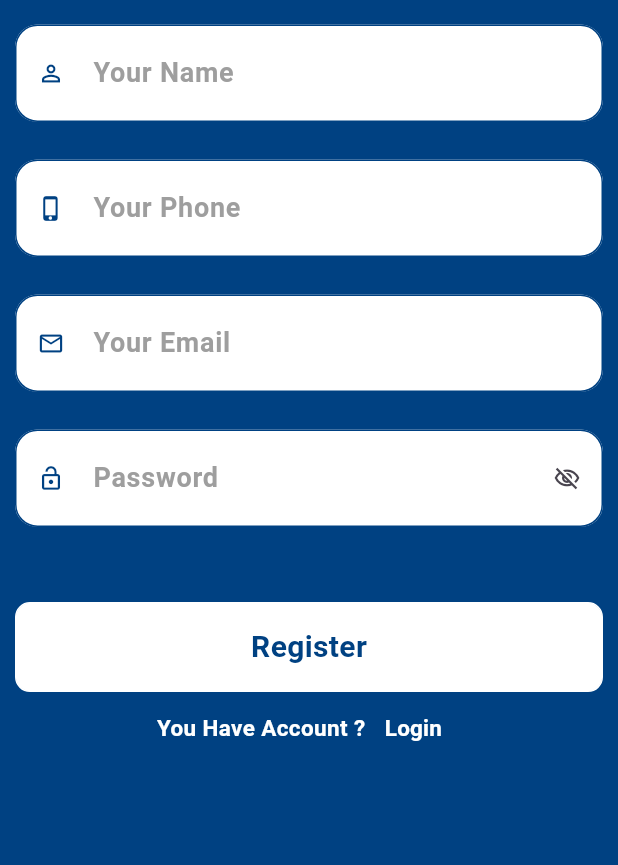
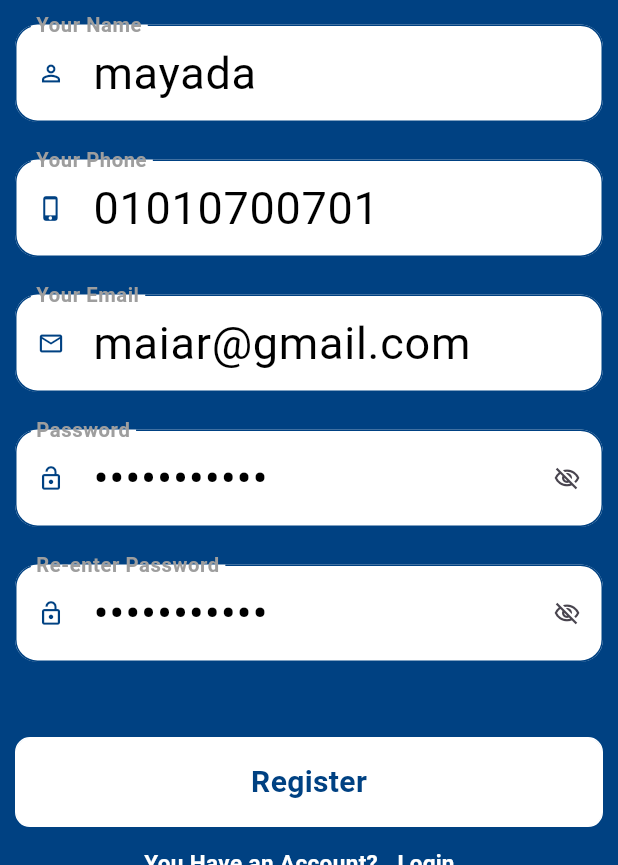
Before and after one commit to MayadaMansour/E-Commerce-App, a Flutter app: the screen it shows after launch, after a tap on "Register Now", on a phone screen of 412 x 824 dp, the part 371-1236 px from its top. Run offline on Flutter 3.47's test engine with Material 3 defaults, Android fonts, the phone set to English and light mode, and no system bars; our stand-ins replace bloc, connectivity_plus, dartz, dio, flutter_bloc, flutter_screenutil and 2 more; generated files the repository leaves out were written again; network calls fail; Roboto replaces fonts that are missing (ElMessiri, Flat).

```diff
--- a/lib/constants.dart
+++ b/lib/core/constants.dart
@@ -1,7 +1,7 @@
 class Constants {
   static const baseURL = "https://ecommerce.routemisr.com";
   static const signIn = "/api/v1/auth/signin";
-  static const signUp = "/api/v1/auth/signup";
+  static const register = "/api/v1/auth/signup";
 
 
 }
--- /dev/null
+++ b/lib/data/data_source/remote_data_source/auth_remote_data_source.dart
@@ -0,0 +1,9 @@
+import 'package:dartz/dartz.dart';
+
+import '../../../domain/entities/RegisterResponseEntity.dart';
+import '../../model/failures.dart';
+
+abstract class AuthRemoteDataSource{
+  Future<Either<Failure, RegisterResponseEntity>> register(String name,
+      String email, String phone, String password, String rePassword);
+}
--- /dev/null
+++ b/lib/data/model/failures.dart
@@ -0,0 +1,11 @@
+class Failure{
+  String errorMsg;
+  Failure({required this.errorMsg});
+}
+
+class ServerFailure extends Failure{
+  ServerFailure({required super.errorMsg});
+}
+class NetWorkFailure extends Failure{
+  NetWorkFailure({required super.errorMsg});
+}
--- /dev/null
+++ b/lib/domain/entities/RegisterResponseEntity.dart
@@ -0,0 +1,18 @@
+class RegisterResponseEntity {
+  RegisterResponseEntity({this.message, this.user, this.token, this.statusMsg});
+
+  String? message;
+  UserEntity? user;
+  String? statusMsg;
+  String? token;
+}
+
+class UserEntity {
+  UserEntity({
+    this.name,
+    this.email,
+  });
+
+  String? name;
+  String? email;
+}
--- /dev/null
+++ b/lib/domain/repository/register_repo.dart
@@ -0,0 +1,8 @@
+import 'package:dartz/dartz.dart';
+import 'package:e_commarce/data/model/failures.dart';
+import 'package:e_commarce/domain/entities/RegisterResponseEntity.dart';
+
+abstract class AuthRepository {
+  Future<Either<Failure, RegisterResponseEntity>> register(String name,
+      String email, String phone, String password, String rePassword);
+}
--- /dev/null
+++ b/lib/domain/use_case/register_use_case.dart
@@ -0,0 +1,17 @@
+import 'package:dartz/dartz.dart';
+import 'package:e_commarce/domain/repository/register_repo.dart';
+import 'package:injectable/injectable.dart';
+
+import '../../data/model/failures.dart';
+import '../entities/RegisterResponseEntity.dart';
+@injectable
+class RegisterUseCase{
+  AuthRepository authRepository;
+  RegisterUseCase({required this.authRepository});
+
+  Future<Either<Failure, RegisterResponseEntity>> invoke(String name,
+      String email, String phone, String password, String rePassword){
+  return  authRepository.register(name, email, phone, password, rePassword);
+
+  }
+}
--- a/lib/features/board/board_screen.dart
+++ b/lib/features/board/board_screen.dart
@@ -1,7 +1,7 @@
 import 'dart:async';
 import 'package:flutter/material.dart';
 
-import '../register_login/login_screen.dart';
+import '../register_login/login/login_screen.dart';
 
 class SplashScreen extends StatefulWidget {
   const SplashScreen({super.key});
--- a/lib/features/register_login/login_screen.dart
+++ b/lib/features/register_login/login/login_screen.dart
@@ -1,7 +1,7 @@
-import 'package:e_commarce/features/register_login/register_screen.dart';
+import 'package:e_commarce/features/register_login/register/register_screen.dart';
 import 'package:flutter/material.dart';
-import '../../core/color_resource/color_resources.dart';
-import '../../core/text_form/coustom_text_form.dart';
+import '../../../core/color_resource/color_resources.dart';
+import '../../../core/text_form/coustom_text_form.dart';
 
 
 class LoginScreen extends StatefulWidget {
--- /dev/null
+++ b/lib/features/register_login/register/cubit/register_cubit.dart
@@ -0,0 +1,37 @@
+import 'package:bloc/bloc.dart';
+import 'package:e_commarce/domain/use_case/register_use_case.dart';
+import 'package:e_commarce/features/register_login/register/cubit/register_state.dart';
+import 'package:flutter/cupertino.dart';
+import 'package:injectable/injectable.dart';
+
+import '../../../../data/model/failures.dart';
+
+@injectable
+class RegisterViewModel extends Cubit<RegisterStates> {
+  RegisterUseCase registerUseCase;
+
+  RegisterViewModel({required this.registerUseCase})
+      : super(InitialRegisterState());
+
+  var nameController = TextEditingController(text: "mayada");
+  var emailController = TextEditingController(text: "maiar@gmail.com");
+  var phoneController = TextEditingController(text: "01010700701");
+  var passwordController = TextEditingController(text: "mayada@1234");
+  var rePasswordController = TextEditingController(text: "mayada@1234");
+
+  void register() async {
+    emit(LoadingRegisterState());
+    var either = await registerUseCase.invoke(
+        nameController.text,
+        emailController.text,
+        phoneController.text,
+        passwordController.text,
+        rePasswordController.text);
+
+    either.fold((error) {
+      emit(ErrorRegisterState(failure: error));
+    }, (response) {
+      emit(SucessRegisterState(registerResponseEntity: response));
+    });
+  }
+}
--- /dev/null
+++ b/lib/features/register_login/register/cubit/register_state.dart
@@ -0,0 +1,20 @@
+import 'package:e_commarce/data/model/failures.dart';
+import 'package:e_commarce/domain/entities/RegisterResponseEntity.dart';
+
+abstract class RegisterStates {}
+
+class InitialRegisterState extends RegisterStates {}
+
+class LoadingRegisterState extends RegisterStates {}
+
+class SucessRegisterState extends RegisterStates {
+  RegisterResponseEntity registerResponseEntity;
+
+  SucessRegisterState({required this.registerResponseEntity});
+}
+
+class ErrorRegisterState extends RegisterStates {
+  Failure failure;
+
+  ErrorRegisterState({required this.failure});
+}
--- a/lib/features/register_login/register_screen.dart
+++ b/lib/features/register_login/register/register_screen.dart
@@ -1,32 +1,50 @@
+import 'package:e_commarce/domain/di/di.dart';
+import 'package:e_commarce/features/register_login/register/cubit/register_cubit.dart';
+import 'package:e_commarce/features/register_login/register/cubit/register_state.dart';
 import 'package:flutter/material.dart';
-import '../../core/color_resource/color_resources.dart';
-import '../../core/text_form/coustom_text_form.dart';
+import 'package:flutter_bloc/flutter_bloc.dart';
+import '../../../core/color_resource/color_resources.dart';
+import '../../../core/text_form/coustom_text_form.dart';
 
-class RegisterScreen extends StatefulWidget {
-  const RegisterScreen({super.key});
+class RegisterScreen extends StatelessWidget {
+  RegisterScreen({super.key});
 
   static const String routeName = "register_screen";
 
-  @override
-  State<RegisterScreen> createState() => _RegisterScreenState();
-}
-
-class _RegisterScreenState extends State<RegisterScreen> {
-  TextEditingController nameController = TextEditingController();
-
-  TextEditingController emailController = TextEditingController();
-
-  TextEditingController phoneController = TextEditingController();
-
-  TextEditingController passwordController = TextEditingController();
-
-  GlobalKey<FormState> formKey = GlobalKey();
-
+  final GlobalKey<FormState> formKey = GlobalKey();
   bool showPassword = true;
+  final RegisterViewModel viewModel = getIt<RegisterViewModel>();
 
   @override
   Widget build(BuildContext context) {
-    return Scaffold(
+    return BlocListener<RegisterViewModel, RegisterStates>(
+      bloc: viewModel,
+      listener: (BuildContext context, state) {
+        if (state is LoadingRegisterState) {
+          showDialog(
+            context: context,
+            barrierDismissible: false,
+            builder: (BuildContext context) {
+              return Center(
+                child: CircularProgressIndicator(
+                  color: ColorResources.primaryColor,
+                ),
+              );
+            },
+          );
+        } else if (state is ErrorRegisterState) {
+          Navigator.pop(context);
+          ScaffoldMessenger.of(context).showSnackBar(
+            SnackBar(content: Text('Registration failed: ${state.failure.errorMsg}')),
+          );
+        } else if (state is SucessRegisterState) {
+          Navigator.pop(context);
+          ScaffoldMessenger.of(context).showSnackBar(
+            const SnackBar(content: Text('Registration Sucess')),
+          );
+        }
+      },
+      child: Scaffold(
         backgroundColor: ColorResources.primaryColor,
         body: Padding(
           padding: const EdgeInsets.symmetric(horizontal: 10),
@@ -35,7 +53,6 @@ class _RegisterScreenState extends State<RegisterScreen> {
             child: ListView(
               physics: const BouncingScrollPhysics(),
               children: [
-
                 Column(
                   crossAxisAlignment: CrossAxisAlignment.stretch,
                   children: [
@@ -50,7 +67,7 @@ class _RegisterScreenState extends State<RegisterScreen> {
                       height: MediaQuery.of(context).size.height * 0.02,
                     ),
                     CoustomTextForm(
-                      controller: nameController,
+                      controller: viewModel.nameController,
                       validator: (data) {
                         if (data!.isEmpty) {
                           return "field your name";
@@ -74,7 +91,7 @@ class _RegisterScreenState extends State<RegisterScreen> {
                       height: 25,
                     ),
                     CoustomTextForm(
-                      controller: phoneController,
+                      controller: viewModel.phoneController,
                       validator: (data) {
                         if (data!.isEmpty) {
                           return "field your Phone";
@@ -98,7 +115,7 @@ class _RegisterScreenState extends State<RegisterScreen> {
                       height: 25,
                     ),
                     CoustomTextForm(
-                      controller: emailController,
+                      controller: viewModel.emailController,
                       validator: (value) {
                         if (value!.isEmpty) {
                           return "field your Email";
@@ -124,15 +141,55 @@ class _RegisterScreenState extends State<RegisterScreen> {
                     CoustomTextForm(
                         suffixIcone: IconButton(
                             onPressed: () {
-                            showPassword = !showPassword;
-                            setState(() {});
+                              // setState(() {
+                              //   showPassword = !showPassword;
+                              // });
                             },
                             icon: showPassword
                                 ? const Icon(Icons.visibility_off_outlined)
                                 : const Icon(Icons.visibility_outlined)),
                         validator: (data) {
                           if (data!.isEmpty) {
-                          return "Please Enter your Password Address";
+                            return "Please re-enter your Password";
+                          } else if (data !=
+                              viewModel.passwordController.text) {
+                            return "Passwords do not match";
+                          }
+                          return null;
+                        },
+                        prefIcon: Icon(
+                          Icons.lock_open_outlined,
+                          color: ColorResources.primaryColor,
+                        ),
+                        prefIconColor: ColorResources.primaryColor,
+                        controller: viewModel.passwordController,
+                        passwordText: showPassword,
+                        label: "Password",
+                        text: TextInputType.emailAddress,
+                        museTextColor: Colors.white,
+                        borderColor: ColorResources.primaryColor,
+                        borderReduse: 15,
+                        labelColor: Colors.grey,
+                        userTextColor: Colors.black,
+                        fillColor: ColorResources.white,
+                        padding: 10,
+                        maxLineTex: 1),
+                    const SizedBox(
+                      height: 25,
+                    ),
+                    CoustomTextForm(
+                        suffixIcone: IconButton(
+                            onPressed: () {
+                              // setState(() {
+                              //   showPassword = !showPassword;
+                              // });
+                            },
+                            icon: showPassword
+                                ? const Icon(Icons.visibility_off_outlined)
+                                : const Icon(Icons.visibility_outlined)),
+                        validator: (data) {
+                          if (data!.isEmpty) {
+                            return "Please re-enter your Password";
                           } else {
                             return null;
                           }
@@ -142,9 +199,9 @@ class _RegisterScreenState extends State<RegisterScreen> {
                           color: ColorResources.primaryColor,
                         ),
                         prefIconColor: ColorResources.primaryColor,
-                      controller: emailController,
-                      passwordText: false,
-                      label: "Password",
+                        controller: viewModel.rePasswordController,
+                        passwordText: showPassword,
+                        label: "Re-enter Password",
                         text: TextInputType.emailAddress,
                         museTextColor: Colors.white,
                         borderColor: ColorResources.primaryColor,
@@ -153,12 +210,16 @@ class _RegisterScreenState extends State<RegisterScreen> {
                         userTextColor: Colors.black,
                         fillColor: ColorResources.white,
                         padding: 10,
-                    ),
+                        maxLineTex: 1),
                     const SizedBox(
                       height: 50,
                     ),
                     defaultButton(
-                      onTap: () {},
+                      onTap: () {
+                        if (formKey.currentState!.validate()) {
+                          viewModel.register();
+                        }
+                      },
                       text: 'Register',
                       bgColor: ColorResources.white,
                       textColor: ColorResources.primaryColor,
@@ -169,7 +230,7 @@ class _RegisterScreenState extends State<RegisterScreen> {
                       mainAxisAlignment: MainAxisAlignment.center,
                       children: [
                         Text(
-                          "You Have Account ?",
+                          "You Have an Account?",
                           style: TextStyle(
                               color: ColorResources.white,
                               fontSize: 15,
@@ -188,12 +249,14 @@ class _RegisterScreenState extends State<RegisterScreen> {
                           ),
                         ),
                       ],
-                    )
+                    ),
                   ],
                 ),
               ],
             ),
           ),
-        ));
+        ),
+      ),
+    );
   }
 }
--- a/lib/main.dart
+++ b/lib/main.dart
@@ -2,9 +2,12 @@ import 'package:flutter/material.dart';
 import 'package:flutter_screenutil/flutter_screenutil.dart';
 
 import 'core/theme/theme.dart';
+import 'domain/di/di.dart';
 import 'features/board/board_screen.dart';
 
 void main() {
+  configureDependencies();
+
   runApp(
     const MyApp(),
   );
```
Also changed, not shown: lib/data/api_manager.dart (added, +28 -0 lines), lib/data/data_source/remote_data_source/auth_remote_data_source_impl.dart (added, +45 -0 lines), lib/data/model/RegisterResponseDTO.dart (added, +25 -0 lines), lib/data/repository/auth_repository_impl.dart (added, +20 -0 lines), lib/domain/di/di.dart (added, +13 -0 lines), pubspec.yaml (+8 -0 lines), lib/features/register_login/login/cubit/login_cubit.dart (added), lib/features/register_login/login/cubit/login_state.dart (added), pubspec.lock, 1 other file. Lines whose indentation alone changed are shown as unchanged.
